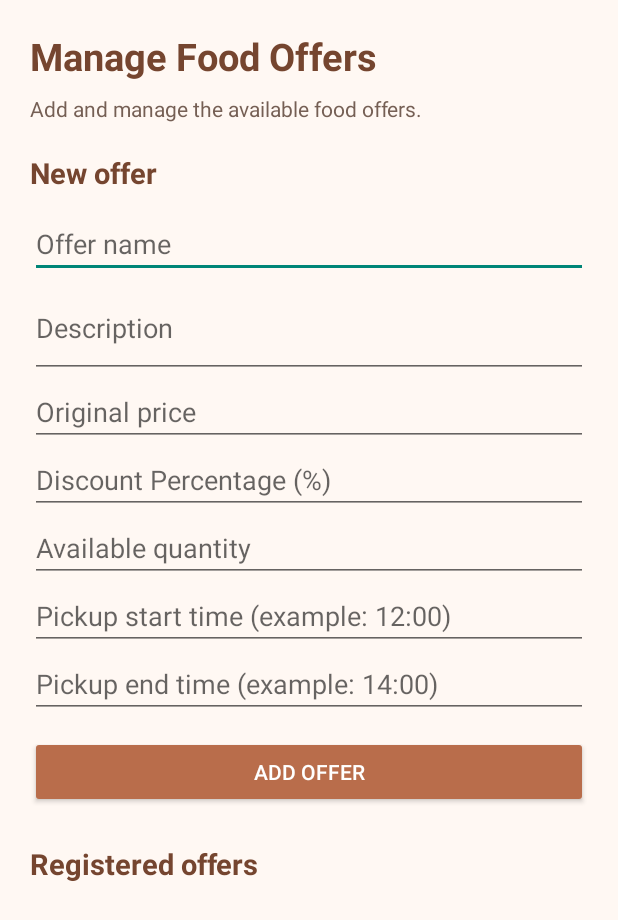
After one commit to proyectoMoviles-Stacy/Proyecto01-Stacy-Montero-y-Siany-Solis, an Android app built with Jetpack Compose: the ManageOffersActivity screen opened directly, with no data from a screen before it, on a phone screen of 412 x 824 dp. The commit adds this screen. Shown: the top 920 px of the screen. Run offline under Robolectric (Android 15) with nearby library versions, the phone set to English and light mode, and no system bars.

Commit message:
Task 5: Implement Create and Read for food offers

```diff
--- a/GastroLoop/app/src/main/AndroidManifest.xml
+++ b/GastroLoop/app/src/main/AndroidManifest.xml
@@ -56,6 +56,9 @@
             android:name=".ReservationSuccessActivity"
             android:exported="false" />
 
+        <activity android:name=".ManageOffersActivity"
+            android:exported="false"/>
+
 
     </application>
 
--- /dev/null
+++ b/GastroLoop/app/src/main/java/com/gastroloop/app/ManageOffersActivity.kt
@@ -0,0 +1,139 @@
+package com.gastroloop.app
+
+import android.app.Activity
+import android.os.Bundle
+import android.widget.Button
+import android.widget.EditText
+import android.widget.LinearLayout
+import android.widget.TextView
+import android.widget.Toast
+import com.gastroloop.app.data.memory.MemoryDataRepository
+import com.gastroloop.app.domain.model.FoodOffer
+
+class ManageOffersActivity : Activity() {
+
+    private val repository = MemoryDataRepository()
+
+    private lateinit var offerNameInput: EditText
+    private lateinit var offerDescriptionInput: EditText
+    private lateinit var originalPriceInput: EditText
+    private lateinit var discountPercentageInput: EditText
+    private lateinit var quantityInput: EditText
+    private lateinit var pickupStartInput: EditText
+    private lateinit var pickupEndInput: EditText
+    private lateinit var offersContainer: LinearLayout
+    private lateinit var addOfferButton: Button
+
+    override fun onCreate(savedInstanceState: Bundle?) {
+        super.onCreate(savedInstanceState)
+        setContentView(R.layout.activity_manage_offers)
+
+        offerNameInput = findViewById(R.id.offerNameInput)
+        offerDescriptionInput = findViewById(R.id.offerDescriptionInput)
+        originalPriceInput = findViewById(R.id.originalPriceInput)
+        discountPercentageInput = findViewById(R.id.discountPercentageInput)
+        quantityInput = findViewById(R.id.quantityInput)
+        pickupStartInput = findViewById(R.id.pickupStartInput)
+        pickupEndInput = findViewById(R.id.pickupEndInput)
+        offersContainer = findViewById(R.id.offersContainer)
+        addOfferButton = findViewById(R.id.addOfferButton)
+
+        addOfferButton.setOnClickListener {
+            addOffer()
+        }
+
+        loadOffers()
+    }
+
+    private fun addOffer() {
+
+        val name = offerNameInput.text.toString().trim()
+        val description = offerDescriptionInput.text.toString().trim()
+        val originalPrice = originalPriceInput.text.toString().toDoubleOrNull()
+        val discountPercentage = discountPercentageInput.text.toString().toDoubleOrNull()
+        val quantity = quantityInput.text.toString().toIntOrNull()
+        val pickupStart = pickupStartInput.text.toString().trim()
+        val pickupEnd = pickupEndInput.text.toString().trim()
+
+        if (name.isEmpty() || description.isEmpty() ||
+            originalPrice == null || discountPercentage == null ||
+            quantity == null || pickupStart.isEmpty() || pickupEnd.isEmpty()
+        ) {
+            Toast.makeText(this, "Please complete all fields", Toast.LENGTH_SHORT).show()
+            return
+        }
+
+        if (originalPrice <= 0 || discountPercentage < 0 ||
+            discountPercentage >= 100 || quantity <= 0
+        ) {
+            Toast.makeText(this, "Please enter valid prices, discount and quantity", Toast.LENGTH_SHORT).show()
+            return
+        }
+
+        // Calculate the discounted price automatically
+        val discountedPrice = originalPrice * (1 - discountPercentage / 100)
+
+        val newId = (repository.getFoodOffers().maxOfOrNull { it.id } ?: 0) + 1
+
+        val newOffer = FoodOffer(
+            id = newId,
+            restaurantId = 1,
+            categoryId = 1,
+            name = name,
+            description = description,
+            originalPrice = originalPrice,
+            discountedPrice = discountedPrice,
+            quantityAvailable = quantity,
+            imageUrl = "",
+            pickupStartTime = pickupStart,
+            pickupEndTime = pickupEnd
+        )
+
+        repository.addFoodOffer(newOffer)
+
+        Toast.makeText(this, "Offer added successfully", Toast.LENGTH_SHORT).show()
+
+        clearFields()
+        loadOffers()
+    }
+
+    private fun loadOffers() {
+
+        offersContainer.removeAllViews()
+
+        val offers = repository.getFoodOffers()
+
+        for (offer in offers) {
+
+            val offerText = TextView(this)
+
+            val discount = ((offer.originalPrice - offer.discountedPrice) /
+                    offer.originalPrice) * 100
+
+            offerText.text = """
+                ${offer.name}
+                ${offer.description}
+                Original price: ₡${"%.0f".format(offer.originalPrice)}
+                Discount: ${"%.0f".format(discount)}%
+                Discounted price: ₡${"%.0f".format(offer.discountedPrice)}
+                Available quantity: ${offer.quantityAvailable}
+                Pickup: ${offer.pickupStartTime} - ${offer.pickupEndTime}
+            """.trimIndent()
+
+            offerText.textSize = 15f
+            offerText.setPadding(16, 16, 16, 16)
+
+            offersContainer.addView(offerText)
+        }
+    }
+
+    private fun clearFields() {
+        offerNameInput.text.clear()
+        offerDescriptionInput.text.clear()
+        originalPriceInput.text.clear()
+        discountPercentageInput.text.clear()
+        quantityInput.text.clear()
+        pickupStartInput.text.clear()
+        pickupEndInput.text.clear()
+    }
+}
--- /dev/null
+++ b/GastroLoop/app/src/main/res/layout/activity_manage_offers.xml
@@ -0,0 +1,116 @@
+<?xml version="1.0" encoding="utf-8"?>
+<ScrollView xmlns:android="http://schemas.android.com/apk/res/android"
+    android:layout_width="match_parent"
+    android:layout_height="match_parent"
+    android:background="#FFF8F3"
+    android:fillViewport="true">
+
+    <LinearLayout
+        android:layout_width="match_parent"
+        android:layout_height="wrap_content"
+        android:orientation="vertical"
+        android:padding="20dp">
+
+        <TextView
+            android:layout_width="match_parent"
+            android:layout_height="wrap_content"
+            android:text="Manage Food Offers"
+            android:textColor="#75452F"
+            android:textSize="25sp"
+            android:textStyle="bold"
+            android:paddingBottom="8dp" />
+
+        <TextView
+            android:layout_width="match_parent"
+            android:layout_height="wrap_content"
+            android:text="Add and manage the available food offers."
+            android:textColor="#755F54"
+            android:textSize="14sp"
+            android:paddingBottom="20dp" />
+
+        <TextView
+            android:layout_width="match_parent"
+            android:layout_height="wrap_content"
+            android:text="New offer"
+            android:textColor="#75452F"
+            android:textSize="19sp"
+            android:textStyle="bold"
+            android:paddingBottom="12dp" />
+
+        <EditText
+            android:id="@+id/offerNameInput"
+            android:layout_width="match_parent"
+            android:layout_height="wrap_content"
+            android:hint="Offer name"
+            android:inputType="textCapSentences" />
+
+        <EditText
+            android:id="@+id/offerDescriptionInput"
+            android:layout_width="match_parent"
+            android:layout_height="wrap_content"
+            android:hint="Description"
+            android:inputType="textCapSentences|textMultiLine"
+            android:minLines="2" />
+
+        <EditText
+            android:id="@+id/originalPriceInput"
+            android:layout_width="match_parent"
+            android:layout_height="wrap_content"
+            android:hint="Original price"
+            android:inputType="numberDecimal" />
+
+        <EditText
+            android:id="@+id/discountPercentageInput"
+            android:layout_width="match_parent"
+            android:layout_height="wrap_content"
+            android:hint="Discount Percentage (%)"
+            android:inputType="numberDecimal" />
+
+        <EditText
+            android:id="@+id/quantityInput"
+            android:layout_width="match_parent"
+            android:layout_height="wrap_content"
+            android:hint="Available quantity"
+            android:inputType="number" />
+
+        <EditText
+            android:id="@+id/pickupStartInput"
+            android:layout_width="match_parent"
+            android:layout_height="wrap_content"
+            android:hint="Pickup start time (example: 12:00)"
+            android:inputType="text" />
+
+        <EditText
+            android:id="@+id/pickupEndInput"
+            android:layout_width="match_parent"
+            android:layout_height="wrap_content"
+            android:hint="Pickup end time (example: 14:00)"
+            android:inputType="text" />
+
+        <Button
+            android:id="@+id/addOfferButton"
+            android:layout_width="match_parent"
+            android:layout_height="wrap_content"
+            android:text="Add offer"
+            android:backgroundTint="#B96D4B"
+            android:textColor="#FFFFFF"
+            android:layout_marginTop="12dp" />
+
+        <TextView
+            android:layout_width="match_parent"
+            android:layout_height="wrap_content"
+            android:text="Registered offers"
+            android:textColor="#75452F"
+            android:textSize="19sp"
+            android:textStyle="bold"
+            android:paddingTop="24dp"
+            android:paddingBottom="12dp" />
+
+        <LinearLayout
+            android:id="@+id/offersContainer"
+            android:layout_width="match_parent"
+            android:layout_height="wrap_content"
+            android:orientation="vertical" />
+
+    </LinearLayout>
+</ScrollView>
```
Also changed, not shown: GastroLoop/app/src/main/java/com/gastroloop/app/MainActivity.kt (+10 -0 lines), GastroLoop/app/src/main/java/com/gastroloop/app/data/memory/MemoryDataRepository.kt (+1 -16 lines), GastroLoop/app/src/main/res/layout/activity_main.xml (+9 -0 lines).
